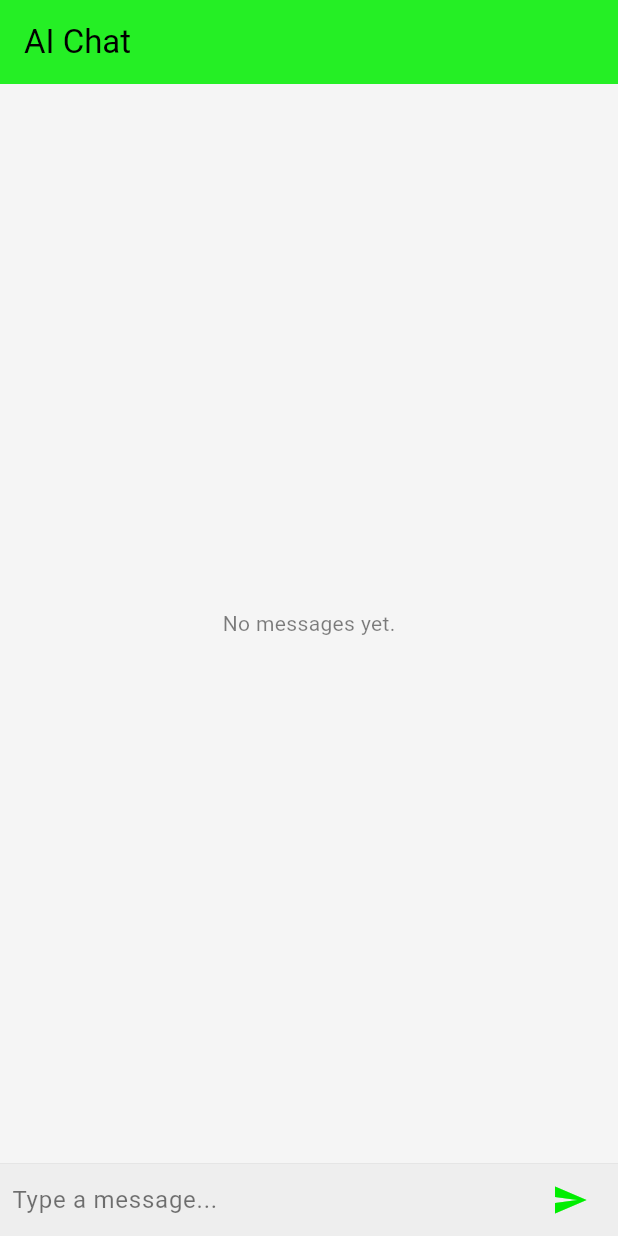
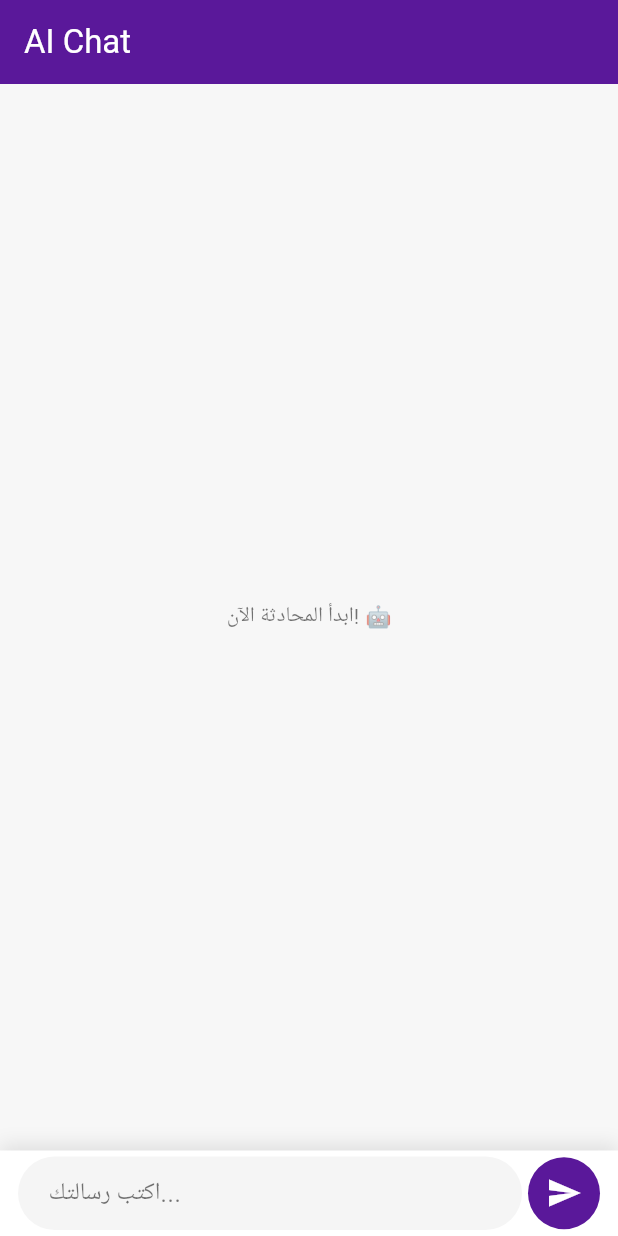
Before and after one commit to soghayarmahmoud/chalan, a Flutter app: the ChatScreen screen opened directly, on a phone screen of 412 x 824 dp. Run offline on Flutter 3.47's test engine with Material 3 defaults, Android fonts, the phone set to English and light mode, and no system bars; our stand-ins replace cloud_firestore, firebase_auth, firebase_core, flutter_dotenv, font_awesome_flutter, google_generative_ai; accounts and stored records are empty.

Commit message:
Edit the chat page

```diff
--- a/lib/screens/chat_screen.dart
+++ b/lib/screens/chat_screen.dart
@@ -1,7 +1,6 @@
 import 'package:flutter/material.dart';
 import 'package:firebase_auth/firebase_auth.dart';
 import 'package:cloud_firestore/cloud_firestore.dart';
-import 'package:flutter_dotenv/flutter_dotenv.dart';
 import 'package:google_generative_ai/google_generative_ai.dart';
 
 class ChatScreen extends StatefulWidget {
@@ -17,9 +16,10 @@ class _ChatScreenState extends State<ChatScreen> {
   final _firestore = FirebaseFirestore.instance;
   late User _currentUser;
 
+  // 1. استخدام dotenv لإخفاء مفتاح API
   final _model = GenerativeModel(
-    model: 'Flash',
-    apiKey: 'AIzaSyAxeEDPI_o9M24XA5nblfqXtSfix0C01nQ',
+    model: 'gemini-2.5-flash',
+    apiKey:'AIzaSyAxeEDPI_o9M24XA5nblfqXtSfix0C01nQ', // تأكد من إضافة المفتاح هنا أو في ملف .env
   );
 
   late final ChatSession _chat;
@@ -28,7 +28,22 @@ class _ChatScreenState extends State<ChatScreen> {
   void initState() {
     super.initState();
     _chat = _model.startChat();
+    // تأكد من أن المستخدم الحالي غير فارغ قبل البدء
+    if (_auth.currentUser == null) {
+      // يمكنك هنا إضافة منطق لتوجيه المستخدم لصفحة تسجيل الدخول إذا لم يكن مسجلاً
+      throw Exception("User is not signed in.");
+    }
     _currentUser = _auth.currentUser!;
+  }
+
+  // دالة مساعدة لتنظيف نص Gemini من علامات Markdown البسيطة
+  String _cleanGeminiText(String text) {
+    // إزالة علامات الـ Markdown للخط العريض (**), (##), (*), وغير ذلك
+    return text
+        .replaceAll(RegExp(r'\*\*|__'), '') // إزالة علامات الخط العريض
+        .replaceAll(RegExp(r'^\s*#+\s*'), '') // إزالة علامات العناوين في بداية السطر
+        .replaceAll(RegExp(r'\*'), '•') // تحويل علامات القائمة النقطية إلى نقطة
+        .trim();
   }
 
   void _sendMessage() async {
@@ -37,6 +52,7 @@ class _ChatScreenState extends State<ChatScreen> {
 
     _messageController.clear();
 
+    // 1. إرسال رسالة المستخدم إلى Firestore
     await _firestore
         .collection('users')
         .doc(_currentUser.uid)
@@ -48,16 +64,20 @@ class _ChatScreenState extends State<ChatScreen> {
       'is_user': true,
     });
 
+    // 2. الحصول على رد Gemini
     try {
       final response = await _chat.sendMessage(Content.text(text));
 
       if (response.text != null) {
+        // 3. تنظيف نص الرد قبل حفظه وعرضه
+        final geminiText = _cleanGeminiText(response.text!);
+
         await _firestore
             .collection('users')
             .doc(_currentUser.uid)
             .collection('messages')
             .add({
-          'text': response.text,
+          'text': geminiText, // حفظ النص المنظف
           'senderId': 'ai_assistant_id',
           'timestamp': FieldValue.serverTimestamp(),
           'is_user': false,
@@ -78,13 +98,19 @@ class _ChatScreenState extends State<ChatScreen> {
 
   @override
   Widget build(BuildContext context) {
+    // 2. ألوان جديدة وجذابة
+    const Color primaryColor = Color(0xFF5A189A); // لون بنفسجي غامق جذاب
+    const Color lightBackground = Color(0xFFF7F7F7); // خلفية فاتحة ناعمة
+    const Color darkBackground = Color(0xFF1E1E1E); // خلفية داكنة راقية
+    final bool isDarkMode = Theme.of(context).brightness == Brightness.dark;
+
     return Scaffold(
-      backgroundColor: Theme.of(context).brightness == Brightness.dark
-          ? const Color(0xFF171717)
-          : Colors.grey[100],
+      backgroundColor: isDarkMode ? darkBackground : lightBackground,
       appBar: AppBar(
         title: const Text('AI Chat'),
-        backgroundColor: Theme.of(context).primaryColor.withOpacity(0.85),
+        // لون شريط التطبيق
+        backgroundColor: primaryColor,
+        foregroundColor: Colors.white, // لون الأيقونات والنصوص في شريط التطبيق
       ),
       body: Column(
         children: [
@@ -100,9 +126,9 @@ class _ChatScreenState extends State<ChatScreen> {
                 if (!snapshot.hasData || snapshot.data!.docs.isEmpty) {
                   return Center(
                     child: Text(
-                      'No messages yet.',
+                      'ابدأ المحادثة الآن! 🤖',
                       style: TextStyle(
-                        color: Theme.of(context).textTheme.bodyLarge!.color!.withOpacity(0.5),
+                        color: isDarkMode ? Colors.white54 : Colors.black54,
                       ),
                     ),
                   );
@@ -111,7 +137,7 @@ class _ChatScreenState extends State<ChatScreen> {
                 final messages = snapshot.data!.docs;
                 return ListView.builder(
                   reverse: true,
-                  padding: const EdgeInsets.all(8.0),
+                  padding: const EdgeInsets.all(12.0),
                   itemCount: messages.length,
                   itemBuilder: (context, index) {
                     final message = messages[index];
@@ -121,58 +147,76 @@ class _ChatScreenState extends State<ChatScreen> {
                     return MessageBubble(
                       text: data['text'],
                       isUserMessage: isUserMessage,
+                      primaryColor: primaryColor,
                     );
                   },
                 );
               },
             ),
           ),
-          _buildMessageInput(),
+          _buildMessageInput(primaryColor, isDarkMode),
         ],
       ),
     );
   }
 
-  Widget _buildMessageInput() {
+  Widget _buildMessageInput(Color primaryColor, bool isDarkMode) {
     return Container(
       decoration: BoxDecoration(
-        color: Theme.of(context).brightness == Brightness.dark
-            ? Colors.black
-            : Colors.grey[200],
-        border: Border(
-          top: BorderSide(
-            color: Theme.of(context).brightness == Brightness.dark
-                ? Colors.white12
-                : Colors.grey.shade300,
-            width: 0.5,
+        color: isDarkMode ? const Color(0xFF282828) : Colors.white,
+        boxShadow: [
+          BoxShadow(
+            color: Colors.black.withOpacity(0.1),
+            spreadRadius: 0,
+            blurRadius: 10,
+            offset: const Offset(0, -4),
           ),
+        ],
       ),
-      ),
-      padding: const EdgeInsets.symmetric(horizontal: 8.0),
+      padding: const EdgeInsets.symmetric(horizontal: 8.0, vertical: 4.0),
       child: SafeArea(
         child: Row(
           children: [
             Expanded(
+              child: Padding(
+                padding: const EdgeInsets.symmetric(horizontal: 4.0),
                 child: TextField(
                   controller: _messageController,
                   style: TextStyle(
-                  color: Theme.of(context).brightness == Brightness.dark ? Colors.white : Colors.black,
+                    color: isDarkMode ? Colors.white : Colors.black,
                   ),
                   decoration: InputDecoration(
-                  hintText: 'Type a message...',
+                    hintText: 'اكتب رسالتك...',
                     hintStyle: TextStyle(
-                    color: Theme.of(context).brightness == Brightness.dark
-                        ? Colors.white54
-                        : Colors.black54,
+                      color: isDarkMode ? Colors.white54 : Colors.black54,
                     ),
                     border: InputBorder.none,
+                    filled: true,
+                    fillColor: isDarkMode ? const Color(0xFF333333) : Colors.grey[100],
+                    contentPadding: const EdgeInsets.symmetric(horizontal: 16.0, vertical: 12.0),
+                    enabledBorder: OutlineInputBorder(
+                      borderRadius: BorderRadius.circular(30.0),
+                      borderSide: BorderSide.none,
+                    ),
+                    focusedBorder: OutlineInputBorder(
+                      borderRadius: BorderRadius.circular(30.0),
+                      borderSide: BorderSide(color: primaryColor, width: 1.5),
+                    ),
                   ),
                   onSubmitted: (_) => _sendMessage(),
                 ),
               ),
-            IconButton(
-              icon: Icon(Icons.send, color: Theme.of(context).primaryColor),
+            ),
+            Container(
+              margin: const EdgeInsets.only(right: 4.0),
+              decoration: BoxDecoration(
+                color: primaryColor,
+                shape: BoxShape.circle,
+              ),
+              child: IconButton(
+                icon: const Icon(Icons.send, color: Colors.white),
                 onPressed: _sendMessage,
+              ),
             ),
           ],
         ),
@@ -184,57 +228,54 @@ class _ChatScreenState extends State<ChatScreen> {
 class MessageBubble extends StatelessWidget {
   final String text;
   final bool isUserMessage;
+  final Color primaryColor;
 
   const MessageBubble({
     super.key,
     required this.text,
     required this.isUserMessage,
+    required this.primaryColor,
   });
 
   @override
   Widget build(BuildContext context) {
     final bool isDarkMode = Theme.of(context).brightness == Brightness.dark;
 
+    // ألوان الفقاعة
+    final Color userBubbleColor = primaryColor;
+    final Color aiBubbleColor = isDarkMode ? const Color(0xFF424242) : const Color(0xFFE0E0E0);
+    final Color userTextColor = Colors.white;
+    final Color aiTextColor = isDarkMode ? Colors.white : Colors.black;
+
     return Align(
       alignment: isUserMessage ? Alignment.centerRight : Alignment.centerLeft,
       child: Container(
-        margin: const EdgeInsets.symmetric(vertical: 4.0, horizontal: 8.0),
+        constraints: BoxConstraints(maxWidth: MediaQuery.of(context).size.width * 0.75), // تحديد أقصى عرض
+        margin: const EdgeInsets.symmetric(vertical: 6.0, horizontal: 8.0),
         padding: const EdgeInsets.all(12.0),
         decoration: BoxDecoration(
-          gradient: isUserMessage
-              ? LinearGradient(
-                  colors: [
-                    Theme.of(context).primaryColor.withOpacity(0.9),
-                    Theme.of(context).primaryColor,
-                  ],
-                  begin: Alignment.topLeft,
-                  end: Alignment.bottomRight,
-                )
-              : null,
-          color: isUserMessage
-              ? null
-              : (isDarkMode ? const Color(0xFF333333) : Colors.grey[300]),
+          color: isUserMessage ? userBubbleColor : aiBubbleColor,
           borderRadius: BorderRadius.only(
-            topLeft: const Radius.circular(16.0),
-            topRight: const Radius.circular(16.0),
-            bottomLeft: isUserMessage ? const Radius.circular(16.0) : const Radius.circular(0),
-            bottomRight: isUserMessage ? const Radius.circular(0) : const Radius.circular(16.0),
+            topLeft: const Radius.circular(20.0),
+            topRight: const Radius.circular(20.0),
+            bottomLeft: isUserMessage ? const Radius.circular(20.0) : const Radius.circular(5.0),
+            bottomRight: isUserMessage ? const Radius.circular(5.0) : const Radius.circular(20.0),
           ),
           boxShadow: [
             BoxShadow(
-              color: Colors.black.withOpacity(0.1),
-              spreadRadius: 1,
-              blurRadius: 5,
-              offset: const Offset(0, 3),
+              color: Colors.black.withOpacity(isDarkMode ? 0.3 : 0.15),
+              spreadRadius: 0,
+              blurRadius: 4,
+              offset: const Offset(0, 2),
             ),
           ],
         ),
         child: Text(
           text,
           style: TextStyle(
-            color: isUserMessage
-                ? Colors.white
-                : (isDarkMode ? Colors.white : Colors.black),
+            color: isUserMessage ? userTextColor : aiTextColor,
+            fontSize: 15.0,
+            height: 1.4, // مسافة بين الأسطر لتحسين القراءة
           ),
         ),
       ),
```
Lines whose indentation alone changed are shown as unchanged.
